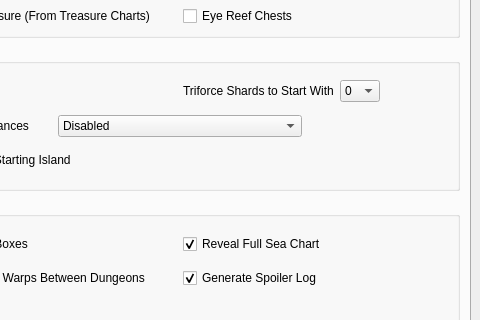
First picture: the form in wwr_ui/randomizer_window.ui, repository LagoLunatic/wwrando, before the edit; both pictures show x 392 to 872 and y 307 to 627 of the 872 by 784 pixel window.
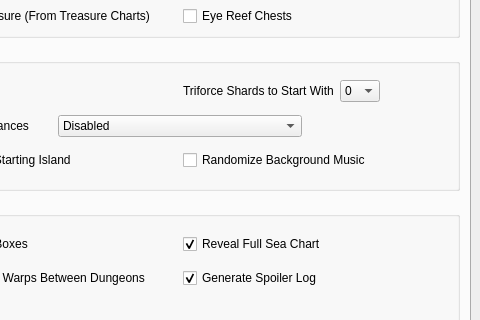
Second picture: the form after the edit.

Commit message: Add BGM randomizer option

The edit to the form file:
```diff
--- a/wwr_ui/randomizer_window.ui
+++ b/wwr_ui/randomizer_window.ui
@@ -28,8 +28,8 @@
         <rect>
          <x>0</x>
          <y>0</y>
-         <width>850</width>
-         <height>632</height>
+         <width>829</width>
+         <height>631</height>
         </rect>
        </property>
        <layout class="QVBoxLayout" name="verticalLayout_4">
@@ -469,6 +469,13 @@
                  </property>
                 </widget>
                </item>
+               <item row="2" column="2">
+                <widget class="QCheckBox" name="randomize_bgm">
+                 <property name="text">
+                  <string>Randomize Background Music</string>
+                 </property>
+                </widget>
+               </item>
               </layout>
              </widget>
             </item>
```
The commit also changes 4 other files.
